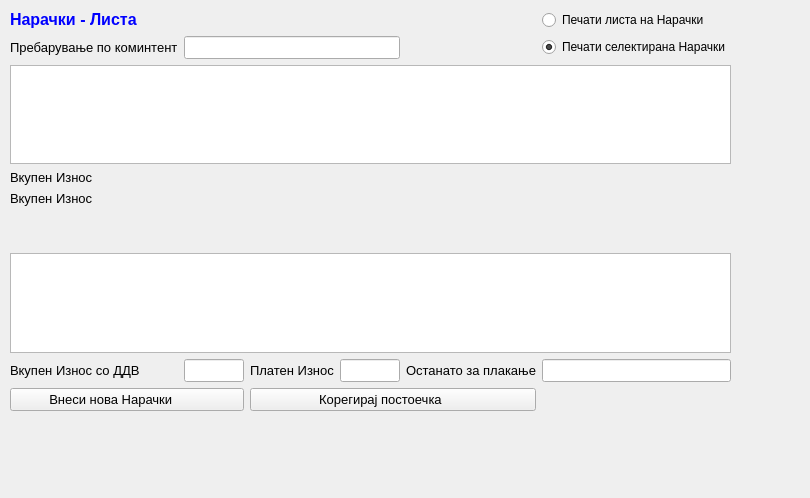
Before: the Qt Designer form sterna/Naracki/narackilista.ui in srgank/sterna_x, drawn with Qt 5.
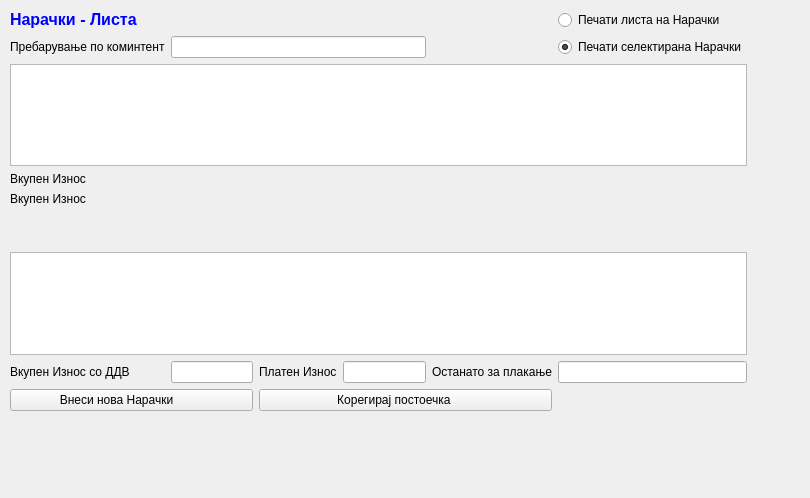
After: the same form once the commit is applied. Icons and pictures are not drawn.

Diff of the .ui file:
```diff
--- a/sterna/Naracki/narackilista.ui
+++ b/sterna/Naracki/narackilista.ui
@@ -18,18 +18,13 @@
     <rect>
      <x>10</x>
      <y>10</y>
-     <width>721</width>
+     <width>737</width>
      <height>401</height>
     </rect>
    </property>
    <layout class="QGridLayout" name="gridLayout">
     <item row="0" column="0">
      <widget class="QLabel" name="label_4">
-      <property name="font">
-       <font>
-        <pointsize>10</pointsize>
-       </font>
-      </property>
       <property name="text">
        <string>&lt;!DOCTYPE HTML PUBLIC &quot;-//W3C//DTD HTML 4.0//EN&quot; &quot;http://www.w3.org/TR/REC-html40/strict.dtd&quot;&gt;
 &lt;html&gt;&lt;head&gt;&lt;meta name=&quot;qrichtext&quot; content=&quot;1&quot; /&gt;&lt;style type=&quot;text/css&quot;&gt;
@@ -100,24 +95,13 @@
     </item>
     <item row="1" column="0">
      <widget class="QLabel" name="label_8">
-      <property name="font">
-       <font>
-        <pointsize>10</pointsize>
-       </font>
-      </property>
       <property name="text">
        <string>Пребарување по коминтент</string>
       </property>
      </widget>
     </item>
     <item row="1" column="1" colspan="3">
-     <widget class="QLineEdit" name="lineEdit_7">
-      <property name="font">
-       <font>
-        <pointsize>10</pointsize>
-       </font>
-      </property>
-     </widget>
+     <widget class="QLineEdit" name="lineEdit_7"/>
     </item>
     <item row="1" column="5">
      <widget class="QRadioButton" name="radioButton_2">
@@ -168,11 +152,6 @@
         </disabled>
        </palette>
       </property>
-      <property name="font">
-       <font>
-        <pointsize>10</pointsize>
-       </font>
-      </property>
       <property name="alternatingRowColors">
        <bool>true</bool>
       </property>
@@ -180,11 +159,6 @@
     </item>
     <item row="3" column="0">
      <widget class="QLabel" name="label_11">
-      <property name="font">
-       <font>
-        <pointsize>10</pointsize>
-       </font>
-      </property>
       <property name="text">
        <string>Вкупен Износ </string>
       </property>
@@ -192,11 +166,6 @@
     </item>
     <item row="4" column="0">
      <widget class="QLabel" name="label_12">
-      <property name="font">
-       <font>
-        <pointsize>10</pointsize>
-       </font>
-      </property>
       <property name="text">
        <string>Вкупен Износ </string>
       </property>
@@ -241,13 +210,6 @@
         </disabled>
        </palette>
       </property>
-      <property name="font">
-       <font>
-        <pointsize>10</pointsize>
-        <weight>75</weight>
-        <bold>true</bold>
-       </font>
-      </property>
       <property name="text">
        <string/>
       </property>
@@ -255,12 +217,6 @@
     </item>
     <item row="6" column="0">
      <widget class="QLabel" name="label">
-      <property name="font">
-       <font>
-        <weight>75</weight>
-        <bold>true</bold>
-       </font>
-      </property>
       <property name="text">
        <string/>
       </property>
@@ -268,11 +224,6 @@
     </item>
     <item row="7" column="0" colspan="6">
      <widget class="QTableView" name="tableView_2">
-      <property name="font">
-       <font>
-        <pointsize>10</pointsize>
-       </font>
-      </property>
       <property name="alternatingRowColors">
        <bool>true</bool>
       </property>
@@ -280,11 +231,6 @@
     </item>
     <item row="8" column="0">
      <widget class="QLabel" name="label_7">
-      <property name="font">
-       <font>
-        <pointsize>10</pointsize>
-       </font>
-      </property>
       <property name="text">
        <string>Вкупен Износ со ДДВ </string>
       </property>
@@ -292,13 +238,6 @@
     </item>
     <item row="8" column="1">
      <widget class="QLineEdit" name="lineEdit_6">
-      <property name="font">
-       <font>
-        <pointsize>10</pointsize>
-        <weight>75</weight>
-        <bold>true</bold>
-       </font>
-      </property>
       <property name="alignment">
        <set>Qt::AlignRight|Qt::AlignTrailing|Qt::AlignVCenter</set>
       </property>
@@ -309,11 +248,6 @@
     </item>
     <item row="8" column="2">
      <widget class="QLabel" name="label_9">
-      <property name="font">
-       <font>
-        <pointsize>10</pointsize>
-       </font>
-      </property>
       <property name="text">
        <string>Платен Износ</string>
       </property>
@@ -321,13 +255,6 @@
     </item>
     <item row="8" column="3">
      <widget class="QLineEdit" name="lineEdit_8">
-      <property name="font">
-       <font>
-        <pointsize>10</pointsize>
-        <weight>75</weight>
-        <bold>true</bold>
-       </font>
-      </property>
       <property name="alignment">
        <set>Qt::AlignRight|Qt::AlignTrailing|Qt::AlignVCenter</set>
       </property>
@@ -338,11 +265,6 @@
     </item>
     <item row="8" column="4">
      <widget class="QLabel" name="label_10">
-      <property name="font">
-       <font>
-        <pointsize>10</pointsize>
-       </font>
-      </property>
       <property name="text">
        <string>Останато за плакање</string>
       </property>
@@ -350,13 +272,6 @@
     </item>
     <item row="8" column="5">
      <widget class="QLineEdit" name="lineEdit_9">
-      <property name="font">
-       <font>
-        <pointsize>10</pointsize>
-        <weight>75</weight>
-        <bold>true</bold>
-       </font>
-      </property>
       <property name="alignment">
        <set>Qt::AlignRight|Qt::AlignTrailing|Qt::AlignVCenter</set>
       </property>
@@ -367,11 +282,6 @@
     </item>
     <item row="9" column="0" colspan="2">
      <widget class="QPushButton" name="pushButton">
-      <property name="font">
-       <font>
-        <pointsize>10</pointsize>
-       </font>
-      </property>
       <property name="text">
        <string>Внеси нова Нарачки         </string>
       </property>
@@ -383,11 +293,6 @@
     </item>
     <item row="9" column="2" colspan="3">
      <widget class="QPushButton" name="pushButton_2">
-      <property name="font">
-       <font>
-        <pointsize>10</pointsize>
-       </font>
-      </property>
       <property name="text">
        <string>Корегирај постоечка       </string>
       </property>
```
